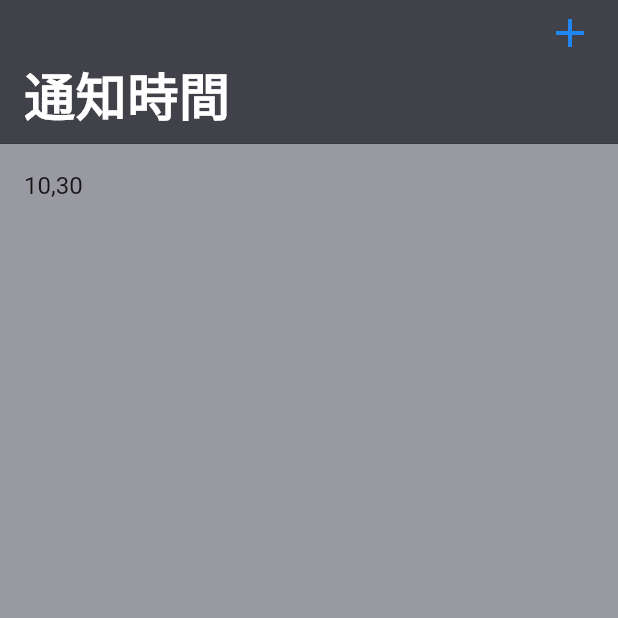
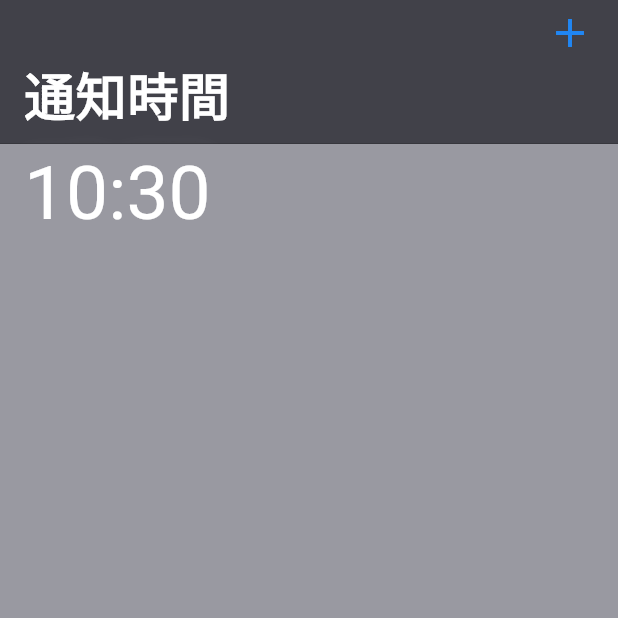
Before and after one commit to hashimo000/famous_quote_app, a Flutter app: the screen it shows after launch, on a phone screen of 412 x 824 dp, the top half of it. Run offline on Flutter 3.47's test engine with Material 2 defaults, Android fonts, the phone set to English and light mode, and no system bars; our stand-ins replace flutter_local_notifications.

Commit message:
文字の大きさと時間のUI

```diff
--- a/lib/pages/home_page.dart
+++ b/lib/pages/home_page.dart
@@ -52,7 +52,9 @@ class _MyHomePageState extends State<MyHomePage> {
                   return Column(
                     children: [
                       ListTile(
-                        title: Text(DateFormat("H,mm").format(alarm.alarmTime)),
+                        title: Text(DateFormat("H:mm").format(alarm.alarmTime),
+                        style: const TextStyle(color:Colors.white,fontSize: 50),
+                        ),
                       )
                     ],
                   );
```
